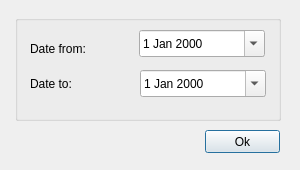
Old version of the form ui/selector_date.ui in the repository Giswater/giswater_qgis_plugin.
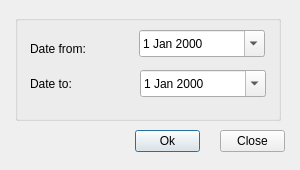
New version of the form.

Commit message: button close added to selector_date.ui save / load position bug fix with coords

Diff of the .ui file:
```diff
--- a/ui/selector_date.ui
+++ b/ui/selector_date.ui
@@ -31,10 +31,10 @@
   <widget class="QPushButton" name="btn_accept">
    <property name="geometry">
     <rect>
-     <x>205</x>
+     <x>135</x>
      <y>130</y>
-     <width>75</width>
-     <height>23</height>
+     <width>65</width>
+     <height>22</height>
     </rect>
    </property>
    <property name="text">
@@ -106,6 +106,19 @@
     </property>
    </widget>
   </widget>
+  <widget class="QPushButton" name="btn_close">
+   <property name="geometry">
+    <rect>
+     <x>220</x>
+     <y>130</y>
+     <width>65</width>
+     <height>22</height>
+    </rect>
+   </property>
+   <property name="text">
+    <string>Close</string>
+   </property>
+  </widget>
  </widget>
  <tabstops>
   <tabstop>btn_accept</tabstop>
```
The commit also changes 2 other files.
